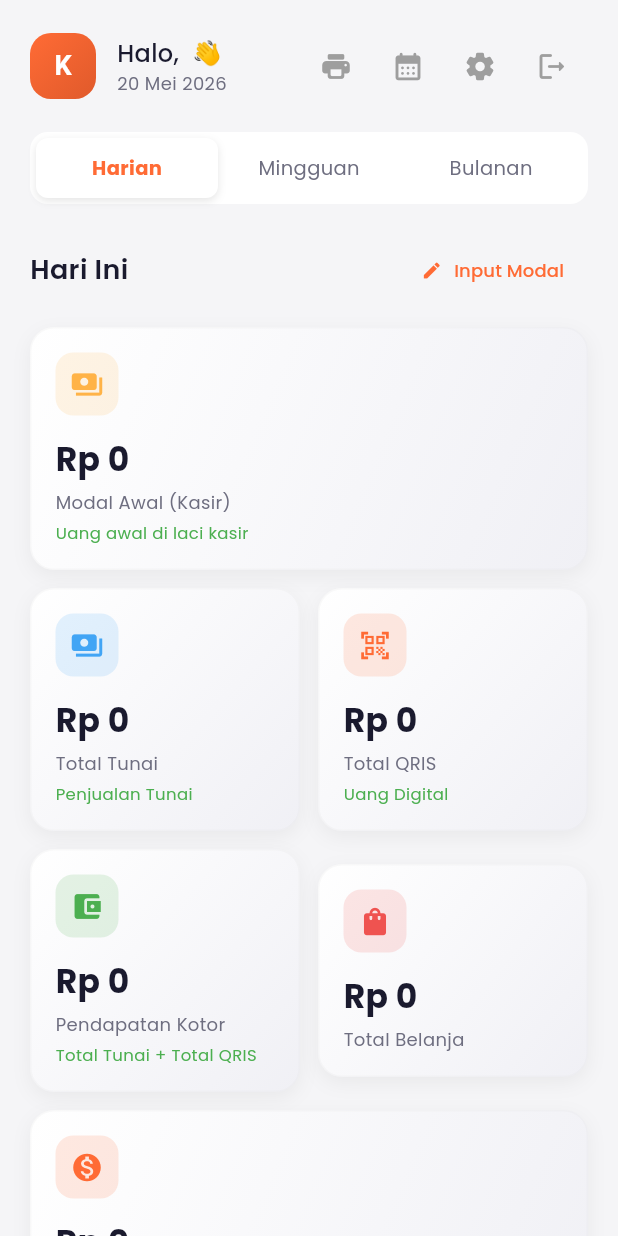
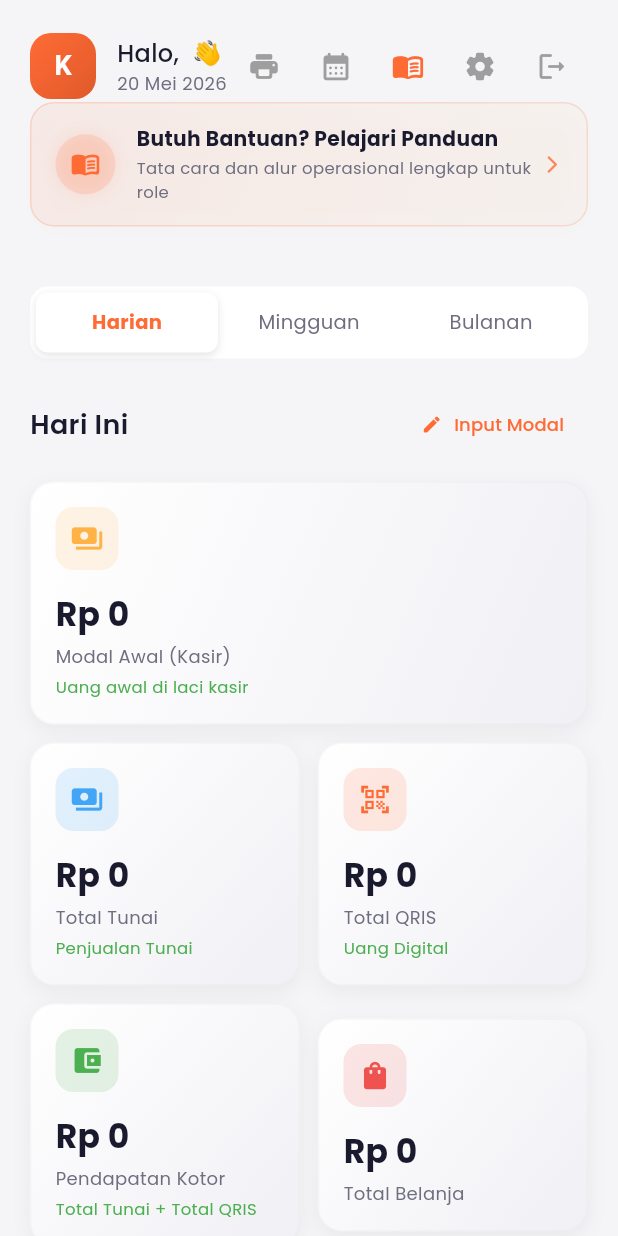
Before and after one commit to Lucifer-pw/Dapoer-Manahan-POS, a Flutter app: the HomeScreen screen opened directly, on a phone screen of 412 x 824 dp. Run offline on Flutter 3.47's test engine with Material 3 defaults, Android fonts, the phone set to English and light mode, and no system bars; our stand-ins replace cached_network_image, cloud_firestore, device_info_plus, dio, firebase_auth, firebase_core and 10 more; missing offline and left inert: blue_thermal_printer, google_mlkit_text_recognition; accounts and stored records are empty; network calls fail; project files that could hold a hidden picture were left out.

Commit message:
feat: add detailed operating guides for Cashier and Owner roles and bump version to 1.0.12+44

```diff
--- a/lib/screens/home_screen.dart
+++ b/lib/screens/home_screen.dart
@@ -18,6 +18,7 @@ import 'app_settings_screen.dart';
 import 'billing_screen.dart';
 import 'best_seller_screen.dart';
 import 'salary_screen.dart';
+import 'user_guide_screen.dart';
 
 class HomeScreen extends StatefulWidget {
   const HomeScreen({super.key});
@@ -178,6 +179,7 @@ class _HomeScreenState extends State<HomeScreen> {
             children: [
               _buildBillingBanner(),
               _buildAppBar(),
+              _buildUserGuideBanner(),
               const SizedBox(height: 20),
               _buildPeriodSelector(),
               const SizedBox(height: 20),
@@ -269,6 +271,20 @@ class _HomeScreenState extends State<HomeScreen> {
               size: 22),
           tooltip: 'Filter Tanggal',
         ),
+        if (!auth.isAdmin)
+          IconButton(
+            onPressed: () {
+              Navigator.push(
+                context,
+                MaterialPageRoute(
+                  builder: (_) => UserGuideScreen(role: auth.role),
+                ),
+              );
+            },
+            icon: const Icon(Icons.menu_book_rounded,
+                color: AppColors.primary, size: 22),
+            tooltip: 'Panduan Penggunaan',
+          ),
         IconButton(
           onPressed: () {
             Navigator.push(context,
@@ -1084,4 +1100,106 @@ class _HomeScreenState extends State<HomeScreen> {
       },
     );
   }
+
+  Widget _buildUserGuideBanner() {
+    return Consumer<AuthProvider>(
+      builder: (context, auth, _) {
+        if (auth.isAdmin) return const SizedBox.shrink();
+
+        return Container(
+          margin: const EdgeInsets.only(bottom: 20),
+          decoration: BoxDecoration(
+            gradient: LinearGradient(
+              colors: [
+                AppColors.primary.withOpacity(0.08),
+                AppColors.secondary.withOpacity(0.04),
+              ],
+              begin: Alignment.topLeft,
+              end: Alignment.bottomRight,
+            ),
+            borderRadius: BorderRadius.circular(AppRadius.lg),
+            border: Border.all(
+              color: AppColors.primary.withOpacity(0.18),
+              width: 1,
+            ),
+            boxShadow: [
+              BoxShadow(
+                color: AppColors.primary.withOpacity(0.02),
+                blurRadius: 15,
+                offset: const Offset(0, 4),
+              ),
+            ],
+          ),
+          child: Material(
+            color: Colors.transparent,
+            child: InkWell(
+              onTap: () {
+                Navigator.push(
+                  context,
+                  MaterialPageRoute(
+                    builder: (_) => UserGuideScreen(role: auth.role),
+                  ),
+                );
+              },
+              borderRadius: BorderRadius.circular(AppRadius.lg),
+              child: Padding(
+                padding: const EdgeInsets.symmetric(horizontal: 16, vertical: 14),
+                child: Row(
+                  children: [
+                    Container(
+                      padding: const EdgeInsets.all(10),
+                      decoration: BoxDecoration(
+                        color: AppColors.primary.withOpacity(0.15),
+                        shape: BoxShape.circle,
+                        boxShadow: [
+                          BoxShadow(
+                            color: AppColors.primary.withOpacity(0.1),
+                            blurRadius: 8,
+                            spreadRadius: 1,
+                          )
+                        ],
+                      ),
+                      child: const Icon(
+                        Icons.menu_book_rounded,
+                        color: AppColors.primary,
+                        size: 20,
+                      ),
+                    ),
+                    const SizedBox(width: 14),
+                    Expanded(
+                      child: Column(
+                        crossAxisAlignment: CrossAxisAlignment.start,
+                        children: [
+                          Text(
+                            'Butuh Bantuan? Pelajari Panduan',
+                            style: AppTextStyles.body.copyWith(
+                              fontWeight: FontWeight.bold,
+                              fontSize: 13.5,
+                            ),
+                          ),
+                          const SizedBox(height: 2),
+                          Text(
+                            'Tata cara dan alur operasional lengkap untuk role ${auth.role.toUpperCase()}',
+                            style: AppTextStyles.caption.copyWith(
+                              fontSize: 11,
+                              color: AppColors.textSecondary,
+                            ),
+                          ),
+                        ],
+                      ),
+                    ),
+                    Icon(
+                      Icons.arrow_forward_ios_rounded,
+                      color: AppColors.primary.withOpacity(0.8),
+                      size: 14,
+                    ),
+                  ],
+                ),
+              ),
+            ),
+          ),
+        );
+      },
+    );
+  }
 }
--- a/pubspec.yaml
+++ b/pubspec.yaml
@@ -1,7 +1,7 @@
 name: dapoer_pos
 description: "Dapoer Manahan - Aplikasi POS Restoran"
 publish_to: 'none'
-version: 1.0.12+43
+version: 1.0.12+44
 
 environment:
   sdk: '>=3.3.0 <4.0.0'
```
Also changed, not shown: lib/screens/user_guide_screen.dart (added, +425 -0 lines).
